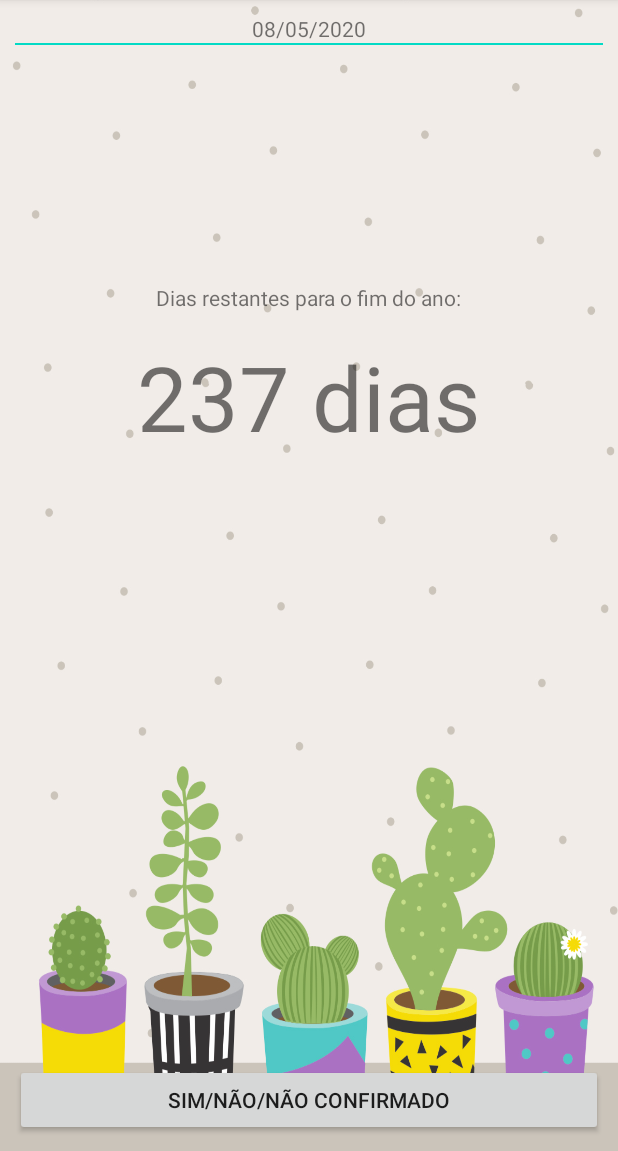
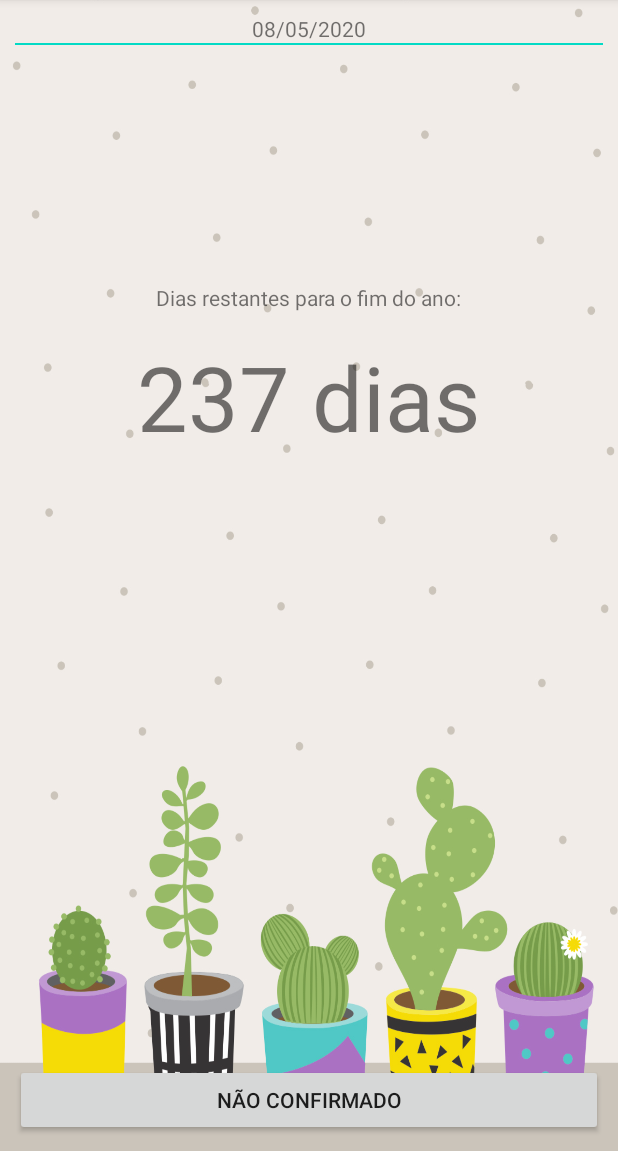
Before and after one commit to leandro-gft/AppFestaReveillon, an Android app: the screen it shows after launch (MainActivity), on a phone screen of 412 x 824 dp, the part 85-1236 px from its top. Run offline under Robolectric (Android 15) with nearby library versions, the phone set to English and light mode, and no system bars.

Commit message:
Implementando confirmação de presença

```diff
--- a/app/src/main/java/br/com/gft/festafimdeano/constant/FimDeAnoConstants.java
+++ b/app/src/main/java/br/com/gft/festafimdeano/constant/FimDeAnoConstants.java
@@ -1,7 +1,7 @@
 package br.com.gft.festafimdeano.constant;
 
 public class FimDeAnoConstants {
-    public static String PRESENCE_KEY = "presenceKey";
+    public static String PRESENCE_KEY = "";
     public static String CONFIRMATION_YES = "CONFIRMATION_YES";
     public static String CONFIRMATION_NO = "CONFIRMATION_NO";
 
--- a/app/src/main/java/br/com/gft/festafimdeano/view/DetailsActivity.java
+++ b/app/src/main/java/br/com/gft/festafimdeano/view/DetailsActivity.java
@@ -11,7 +11,6 @@ import br.com.gft.festafimdeano.constant.FimDeAnoConstants;
 import br.com.gft.festafimdeano.data.SecurityPreferences;
 
 public class DetailsActivity extends AppCompatActivity implements View.OnClickListener {
-
     private ViewHolder mViewHolder = new ViewHolder();
     private SecurityPreferences mSecurityPreferences;
 
@@ -35,7 +34,6 @@ public class DetailsActivity extends AppCompatActivity implements View.OnClickLi
             } else {
                 //SALVAR AUSENCIA
                 this.mSecurityPreferences.storeString(FimDeAnoConstants.PRESENCE_KEY, FimDeAnoConstants.CONFIRMATION_NO);
-
             }
         }
     }
--- a/app/src/main/java/br/com/gft/festafimdeano/view/MainActivity.java
+++ b/app/src/main/java/br/com/gft/festafimdeano/view/MainActivity.java
@@ -12,16 +12,21 @@ import java.text.SimpleDateFormat;
 import java.util.Calendar;
 
 import br.com.gft.festafimdeano.R;
+import br.com.gft.festafimdeano.constant.FimDeAnoConstants;
+import br.com.gft.festafimdeano.data.SecurityPreferences;
 
 public class MainActivity extends AppCompatActivity implements View.OnClickListener {
 
     private ViewHolder mViewHolder = new ViewHolder();
+    private SecurityPreferences mSecurityPreferences;
     private static SimpleDateFormat SDF = new SimpleDateFormat("dd/MM/yyyy");
 
     @Override
     protected void onCreate(Bundle savedInstanceState) {
         super.onCreate(savedInstanceState);
         setContentView(R.layout.activity_main);
+        this.mSecurityPreferences = new SecurityPreferences(this);
+
 
         this.mViewHolder.textToday = findViewById(R.id.text_today);
         this.mViewHolder.textDaysLeft = findViewById(R.id.text_days_left);
@@ -35,6 +40,24 @@ public class MainActivity extends AppCompatActivity implements View.OnClickListe
         this.mViewHolder.textDaysLeft.setText(daysLeft);
 
     }
+
+    @Override
+    protected void onResume() {
+        super.onResume();
+        this.verifyPresence();
+    }
+
+    private void verifyPresence() {
+        //NAO CONFIRMADO, SIM OU NAO
+        String presence = this.mSecurityPreferences.getStoredString(FimDeAnoConstants.PRESENCE_KEY);
+        if (presence.equals("")){
+            this.mViewHolder.buttonConfirm.setText(getString(R.string.nao_confirmado));
+        } else if (presence.equals(FimDeAnoConstants.CONFIRMATION_YES)){
+            this.mViewHolder.buttonConfirm.setText(getString(R.string.sim));
+        } else {
+            this.mViewHolder.buttonConfirm.setText(getString(R.string.nao));
+        }
+   }
 
     @Override
     public void onClick(View v) {
--- a/app/src/main/res/values/strings.xml
+++ b/app/src/main/res/values/strings.xml
@@ -3,4 +3,7 @@
     <string name="dias_restantes_para_o_fim_do_ano">Dias restantes para o fim do ano:</string>
     <string name="voce_vai_participar">Você vai participar?</string>
     <string name="days">dias</string>
+    <string name="nao_confirmado">Não confirmado</string>
+    <string name="sim">Sim</string>
+    <string name="nao">Não</string>
 </resources>
```
